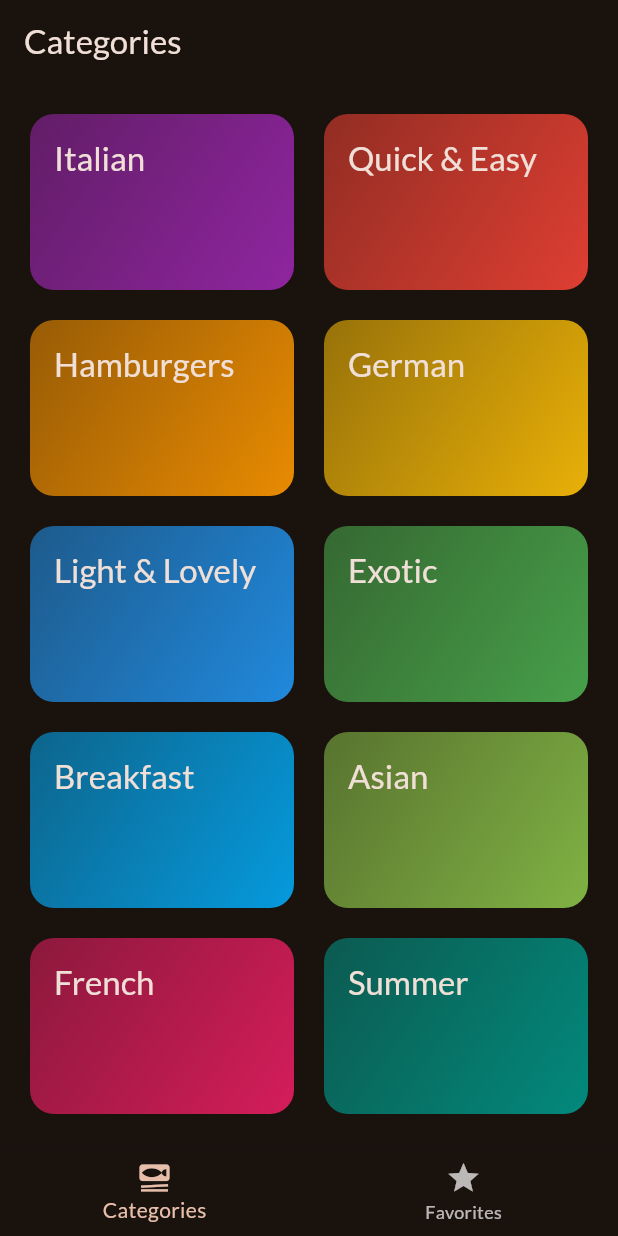
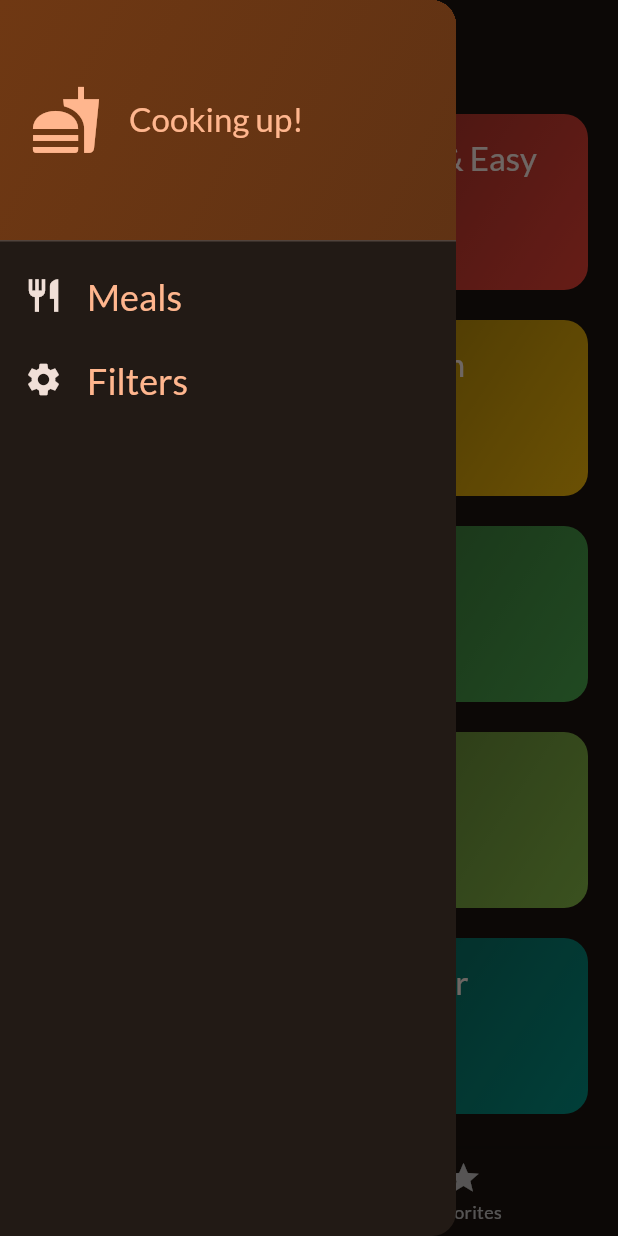
Before and after one commit to withcreator/flutterMealsApp, a Flutter app: the screen it shows after launch, with the side drawer open (before the commit the screen has no drawer), on a phone screen of 412 x 824 dp. Run offline on Flutter 3.47's test engine with Material 3 defaults, Android fonts, the phone set to English and light mode, and no system bars; our stand-ins replace google_fonts, transparent_image.

Commit message:
second commit

```diff
--- a/lib/screens/categories.dart
+++ b/lib/screens/categories.dart
@@ -4,20 +4,32 @@ import 'package:meals/data/dummy_data.dart';
 import 'package:meals/screens/meals.dart';
 import 'package:meals/widgets/category_grid_item.dart';
 import 'package:meals/models/category.dart';
+import 'package:meals/models/meal.dart';
 
 class CategoriesScreen extends StatelessWidget {
-  const CategoriesScreen({super.key});
+  const CategoriesScreen({
+    super.key,
+    required this.onToggleFavorite,
+    required this.availableMeals,
+  });
+
+  final void Function(Meal meal) onToggleFavorite;
+  final List<Meal> availableMeals;
 
   void _selectCategory(BuildContext context, Category category) {
     final filteredmeals =
-        dummyMeals
+        availableMeals
             .where((meal) => meal.categories.contains(category.id))
             .toList();
     Navigator.push(
       context,
       MaterialPageRoute(
         builder:
-            (ctx) => MealsScreen(title: category.title, meals: filteredmeals),
+            (ctx) => MealsScreen(
+              title: category.title,
+              meals: filteredmeals,
+              onToggleFavorite: onToggleFavorite,
+            ),
       ),
     );
   }
--- a/lib/screens/tabs.dart
+++ b/lib/screens/tabs.dart
@@ -1,6 +1,18 @@
 import 'package:flutter/material.dart';
+
+import 'package:meals/data/dummy_data.dart';
 import 'package:meals/screens/categories.dart';
+import 'package:meals/screens/filters.dart';
 import 'package:meals/screens/meals.dart';
+import 'package:meals/models/meal.dart';
+import 'package:meals/widgets/main_drawer.dart';
+
+const kInitialFilter = {
+  Filter.glutenFree: false,
+  Filter.lactoseFree: false,
+  Filter.vegan: false,
+  Filter.vegetarian: false,
+};
 
 class TabsScreen extends StatefulWidget {
   const TabsScreen({super.key});
@@ -13,25 +25,88 @@ class TabsScreen extends StatefulWidget {
 
 class _TabsScreenState extends State<TabsScreen> {
   int _selectPageIndex = 0;
+  final List<Meal> _favoriteMeals = [];
+  Map<Filter, bool> _selectedFilers = kInitialFilter;
 
-  void _selectPage(int index){
+  void _showInfoMessage(String message) {
+    ScaffoldMessenger.of(context).clearSnackBars();
+    ScaffoldMessenger.of(
+      context,
+    ).showSnackBar(SnackBar(content: Text(message)));
+  }
+
+  void _toggleMealFavoriteStatus(Meal meal) {
+    final isExisting = _favoriteMeals.contains(meal);
+    setState(() {
+      if (isExisting) {
+        _favoriteMeals.remove(meal);
+        _showInfoMessage('Meal is no longer a fovorite');
+      } else {
+        _favoriteMeals.add(meal);
+        _showInfoMessage('You mark meal as favorite');
+      }
+    });
+  }
+
+  void _selectPage(int index) {
     setState(() {
       _selectPageIndex = index;
     });
   }
 
+  void _setScreen(String identifier) async {
+    Navigator.of(context).pop();
+
+    if (identifier == 'filters') {
+      final result = await Navigator.of(context).push<Map<Filter, bool>>(
+        MaterialPageRoute(
+          builder: (ctx) => FiltersScreen(currentFilters: _selectedFilers),
+        ),
+      );
+
+      setState(() {
+        _selectedFilers = result ?? kInitialFilter;
+      });
+    }
+  }
+
   @override
   Widget build(BuildContext context) {
-    Widget activePage = const CategoriesScreen();
+    final availbleMeals =
+        dummyMeals.where((meal) {
+          if (_selectedFilers[Filter.glutenFree]! && !meal.isGlutenFree) {
+            return false;
+          }
+          if (_selectedFilers[Filter.lactoseFree]! && !meal.isLactoseFree) {
+            return false;
+          }
+          if (_selectedFilers[Filter.vegetarian]! && !meal.isVegetarian) {
+            return false;
+          }
+          if (_selectedFilers[Filter.vegan]! && !meal.isVegan) {
+            return false;
+          }
+
+          return true;
+        }).toList();
+
+    Widget activePage = CategoriesScreen(
+      onToggleFavorite: _toggleMealFavoriteStatus,
+      availableMeals: availbleMeals,
+    );
     var activePageTitle = 'Categories';
 
-    if(_selectPageIndex == 1){
-      activePage = MealsScreen( meals: []);
+    if (_selectPageIndex == 1) {
+      activePage = MealsScreen(
+        meals: _favoriteMeals,
+        onToggleFavorite: _toggleMealFavoriteStatus,
+      );
       activePageTitle = 'Your Favorites';
     }
 
     return Scaffold(
       appBar: AppBar(title: Text(activePageTitle)),
+      drawer: MainDrawer(onSelectScreen: _setScreen),
       body: activePage,
       bottomNavigationBar: BottomNavigationBar(
         onTap: _selectPage,
--- /dev/null
+++ b/lib/widgets/main_drawer.dart
@@ -0,0 +1,82 @@
+import 'package:flutter/material.dart';
+
+class MainDrawer extends StatelessWidget {
+  const MainDrawer({super.key, required this.onSelectScreen});
+
+  final void Function(String identifier) onSelectScreen;
+
+  @override
+  Widget build(BuildContext context) {
+    return Drawer(
+      child: Column(
+        children: [
+          DrawerHeader(
+            padding: const EdgeInsets.all(20),
+            decoration: BoxDecoration(
+              gradient: LinearGradient(
+                colors: [
+                  Theme.of(context).colorScheme.primaryContainer,
+                  Theme.of(
+                    context,
+                  ).colorScheme.primaryContainer.withValues(alpha: 0.8),
+                ],
+                begin: Alignment.topLeft,
+                end: Alignment.bottomRight,
+              ),
+            ),
+            child: Row(
+              children: [
+                Icon(
+                  Icons.fastfood,
+                  size: 48,
+                  color: Theme.of(context).colorScheme.primary,
+                ),
+                const SizedBox(width: 18),
+                Text(
+                  'Cooking up!',
+                  style: Theme.of(context).textTheme.titleLarge!.copyWith(
+                    color: Theme.of(context).colorScheme.primary,
+                  ),
+                ),
+              ],
+            ),
+          ),
+          ListTile(
+            leading: Icon(
+              Icons.restaurant,
+              size: 26,
+              color: Theme.of(context).colorScheme.onSurface,
+            ),
+            title: Text(
+              'Meals',
+              style: Theme.of(context).textTheme.titleLarge!.copyWith(
+                color: Theme.of(context).colorScheme.primary,
+                fontSize: 24,
+              ),
+            ),
+            onTap: () {
+              onSelectScreen('meals');
+            },
+          ),
+          ListTile(
+            leading: Icon(
+              Icons.settings,
+              size: 26,
+              color: Theme.of(context).colorScheme.onSurface,
+            ),
+            title: Text(
+              'Filters',
+              style: Theme.of(context).textTheme.titleLarge!.copyWith(
+                color: Theme.of(context).colorScheme.primary,
+                fontSize: 24,
+              ),
+            ),
+            onTap: () {
+              onSelectScreen('filters');
+            },
+          ),
+        ],
+      ),
+    );
+  }
+}
```
Also changed, not shown: lib/screens/filters.dart (added, +156 -0 lines), lib/screens/meal_details.dart (+21 -3 lines), lib/screens/meals.dart (+16 -4 lines).
